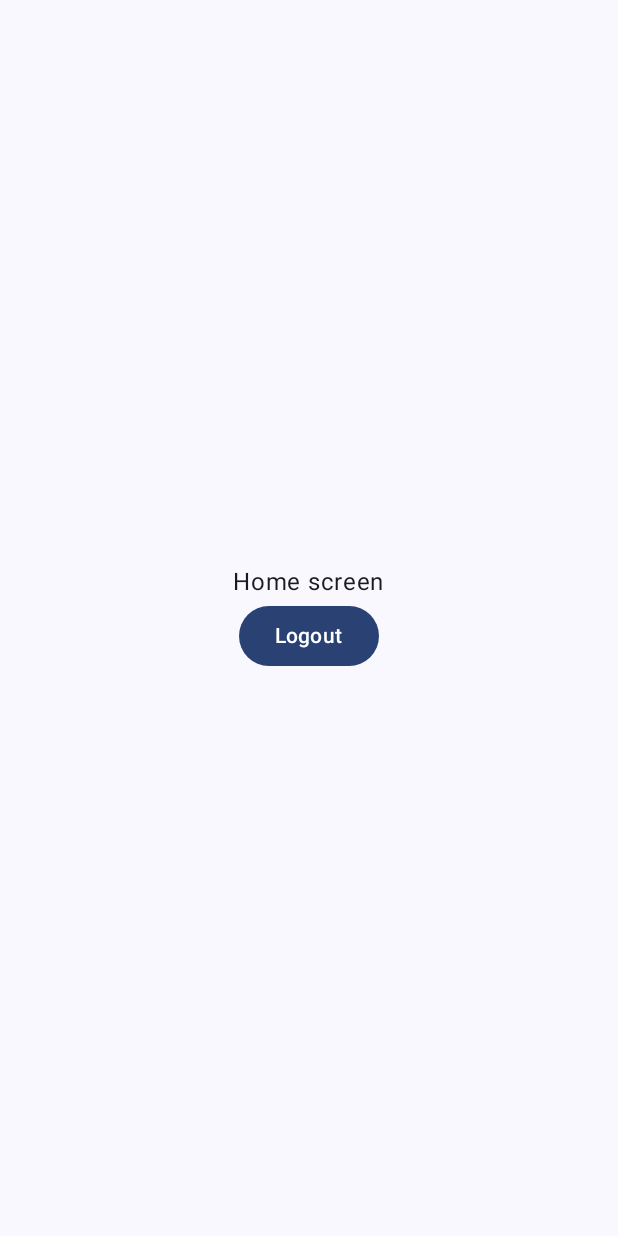
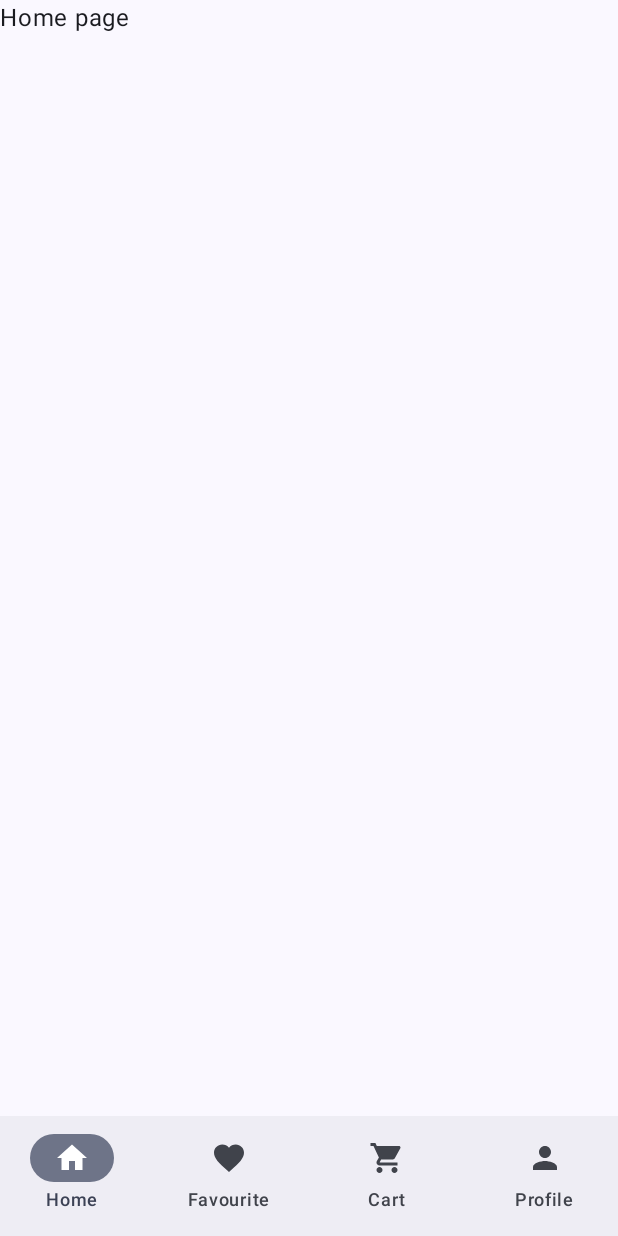
Before and after one commit to OleksandrLysenkoKPI/Shopping-app, an Android app built with Jetpack Compose: the HomeScreen screen opened through its navigation route, on a phone screen of 412 x 824 dp. Run offline under Robolectric (Android 15) with nearby library versions, the phone set to English and light mode, and no system bars; our stand-ins replace Firebase (no records; nobody signed in at launch, a user with empty details on screens opened directly).

Commit message:
Created bottom navigation bar on home screen

```diff
--- /dev/null
+++ b/app/src/main/java/com/example/shoppingapp/pages/HomePage.kt
@@ -0,0 +1,10 @@
+package com.example.shoppingapp.pages
+
+import androidx.compose.material3.Text
+import androidx.compose.runtime.Composable
+import androidx.compose.ui.Modifier
+
+@Composable
+fun HomePage(modifier: Modifier = Modifier) {
+    Text("Home page")
+}
--- a/app/src/main/java/com/example/shoppingapp/screens/HomeScreen.kt
+++ b/app/src/main/java/com/example/shoppingapp/screens/HomeScreen.kt
@@ -1,38 +1,81 @@
 package com.example.shoppingapp.screens
 
-import androidx.compose.foundation.layout.Arrangement
-import androidx.compose.foundation.layout.Column
-import androidx.compose.foundation.layout.fillMaxSize
 import androidx.compose.foundation.layout.padding
-import androidx.compose.material3.Button
+import androidx.compose.material3.Icon
+import androidx.compose.material.icons.Icons
+import androidx.compose.material.icons.filled.Favorite
+import androidx.compose.material.icons.filled.Home
+import androidx.compose.material.icons.filled.Person
+import androidx.compose.material.icons.filled.ShoppingCart
+import androidx.compose.material3.NavigationBar
+import androidx.compose.material3.NavigationBarItem
+import androidx.compose.material3.Scaffold
 import androidx.compose.material3.Text
 import androidx.compose.runtime.Composable
-import androidx.compose.ui.Alignment
+import androidx.compose.runtime.getValue
+import androidx.compose.runtime.mutableStateOf
+import androidx.compose.runtime.remember
+import androidx.compose.runtime.setValue
 import androidx.compose.ui.Modifier
-import androidx.compose.ui.unit.dp
+import androidx.compose.ui.graphics.vector.ImageVector
 import androidx.navigation.NavController
-import com.google.firebase.Firebase
-import com.google.firebase.auth.auth
+import com.example.shoppingapp.pages.CartPage
+import com.example.shoppingapp.pages.FavouritePage
+import com.example.shoppingapp.pages.HomePage
+import com.example.shoppingapp.pages.ProfilePage
 
 @Composable
 fun HomeScreen(
     modifier: Modifier = Modifier,
     navController: NavController,
     ) {
-    Column(
-        modifier = modifier.fillMaxSize()
-            .padding(32.dp),
-        verticalArrangement = Arrangement.Center,
-        horizontalAlignment = Alignment.CenterHorizontally
+
+    val navItemList = listOf(
+        NavItem("Home", Icons.Default.Home),
+        NavItem("Favourite", Icons.Default.Favorite),
+        NavItem("Cart", Icons.Default.ShoppingCart),
+        NavItem("Profile", Icons.Default.Person)
+    )
+
+    var selectedIndex by remember {
+        mutableStateOf(0)
+    }
+
+    Scaffold(
+        bottomBar = {
+            NavigationBar {
+                navItemList.forEachIndexed { index, navItem ->
+                    NavigationBarItem(
+                        selected = index == selectedIndex,
+                        onClick = {
+                            selectedIndex = index
+                        },
+                        icon = {
+                            Icon(imageVector = navItem.icon, contentDescription = navItem.label)
+                        },
+                        label = {
+                            Text(text = navItem.label)
+                        }
+                    )
+                }
+            }
+        }
     ) {
-        Text(text = "Home screen")
-        Button(onClick = {
-            Firebase.auth.signOut()
-            navController.navigate("auth"){
-                popUpTo("home") {inclusive = true}
-            }
-        }) {
-            Text(text = "Logout")
-        }
+        ContentScreen(modifier = Modifier.padding(it), selectedIndex)
     }
 }
+
+@Composable
+fun ContentScreen(modifier: Modifier = Modifier, selectedIndex: Int) {
+    when(selectedIndex){
+        0 -> HomePage(modifier)
+        1 -> FavouritePage(modifier)
+        2 -> CartPage(modifier)
+        3 -> ProfilePage(modifier)
+    }
+}
+
+data class NavItem (
+    val label: String,
+    val icon: ImageVector
+)
```
Also changed, not shown: app/src/main/java/com/example/shoppingapp/pages/CartPage.kt (added, +10 -0 lines), app/src/main/java/com/example/shoppingapp/pages/FavouritePage.kt (added, +10 -0 lines), app/src/main/java/com/example/shoppingapp/pages/ProfilePage.kt (added, +10 -0 lines).
